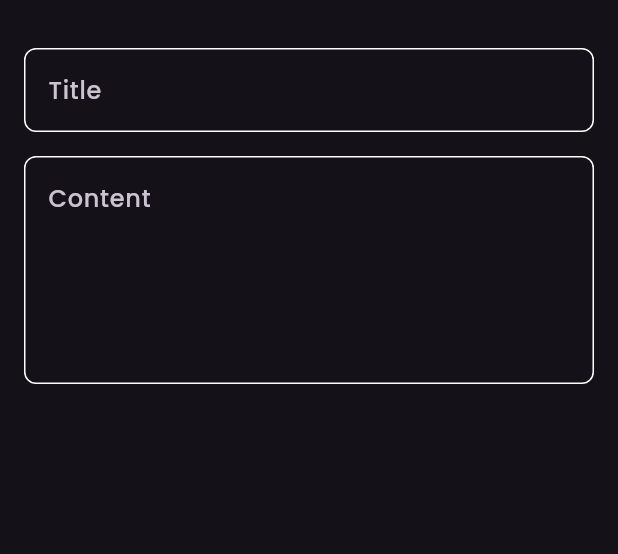
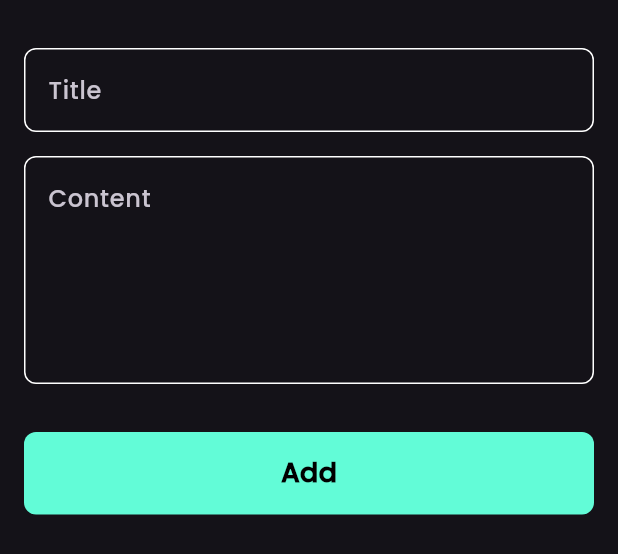
Before and after one commit to menna-adel10/notes_app, a Flutter app: the AddNoteButtonSheet widget shown alone on an empty page, opened directly, on a phone screen of 412 x 824 dp. Shown: the top 554 px of the screen. Run offline on Flutter 3.47's test engine with Material 3 defaults, Android fonts, the phone set to English and light mode, and no system bars.

Commit message:
add custom button and finished bottom sheet

```diff
--- a/lib/views/widgets/add_notes_button_sheet.dart
+++ b/lib/views/widgets/add_notes_button_sheet.dart
@@ -1,6 +1,8 @@
 
 import 'package:flutter/material.dart';
 import 'package:notes_app/views/widgets/custom_text_field.dart';
+
+import 'notes_view_body.dart';
 
 class AddNoteButtonSheet extends StatelessWidget {
   const AddNoteButtonSheet({super.key});
@@ -9,6 +11,7 @@ class AddNoteButtonSheet extends StatelessWidget {
   Widget build(BuildContext context) {
     return const Padding(
       padding: EdgeInsets.symmetric(horizontal: 16.0),
+      child: SingleChildScrollView(
         child: Column(
           children: [
             SizedBox(
@@ -20,7 +23,15 @@ class AddNoteButtonSheet extends StatelessWidget {
             ),
             CustomTextField(hint: 'Content',
             maxLines: 5,),
+            SizedBox(
+              height: 32,
+            ),
+            CustomButton(),
+            SizedBox(
+              height: 16,
+            ),
           ],
+        ),
       ),
     );
   }
--- a/lib/views/widgets/custom_text_field.dart
+++ b/lib/views/widgets/custom_text_field.dart
@@ -1,5 +1,3 @@
-import 'dart:math';
-
 import 'package:flutter/material.dart';
 import 'package:notes_app/constants.dart';
 
--- a/lib/views/widgets/notes_view_body.dart
+++ b/lib/views/widgets/notes_view_body.dart
@@ -1,4 +1,6 @@
+import 'package:flutter/cupertino.dart';
 import 'package:flutter/material.dart';
+import 'package:notes_app/constants.dart';
 import 'custom_app_bar.dart';
 import 'notes_list_item.dart';
 
@@ -7,7 +9,7 @@ class NotesViewBody extends StatelessWidget {
 
   @override
   Widget build(BuildContext context) {
-    return  const Padding(
+    return const Padding(
       padding: EdgeInsets.symmetric(horizontal: 24.0),
       child: Column(
         children: [
@@ -16,8 +18,35 @@ class NotesViewBody extends StatelessWidget {
           ),
           CustomAppBar(),
           Expanded(child: NotesListView()),
+
         ],
       ),
     );
   }
 }
+
+class CustomButton extends StatelessWidget {
+  const CustomButton({super.key});
+
+  @override
+  Widget build(BuildContext context) {
+    return Container(
+      width: MediaQuery.of(context).size.width,
+      height: 55,
+      decoration: BoxDecoration(
+        color: AppColors.kPrimaryColor,
+        borderRadius: BorderRadius.circular(8),
+      ),
+      child: const Center(
+        child: Text(
+          'Add',
+          style: TextStyle(
+            color: Colors.black,
+            fontSize: 18,
+            fontWeight: FontWeight.bold,
+          ),
+        ),
+      ),
+    );
+  }
+}
```
Lines whose indentation alone changed are shown as unchanged.
